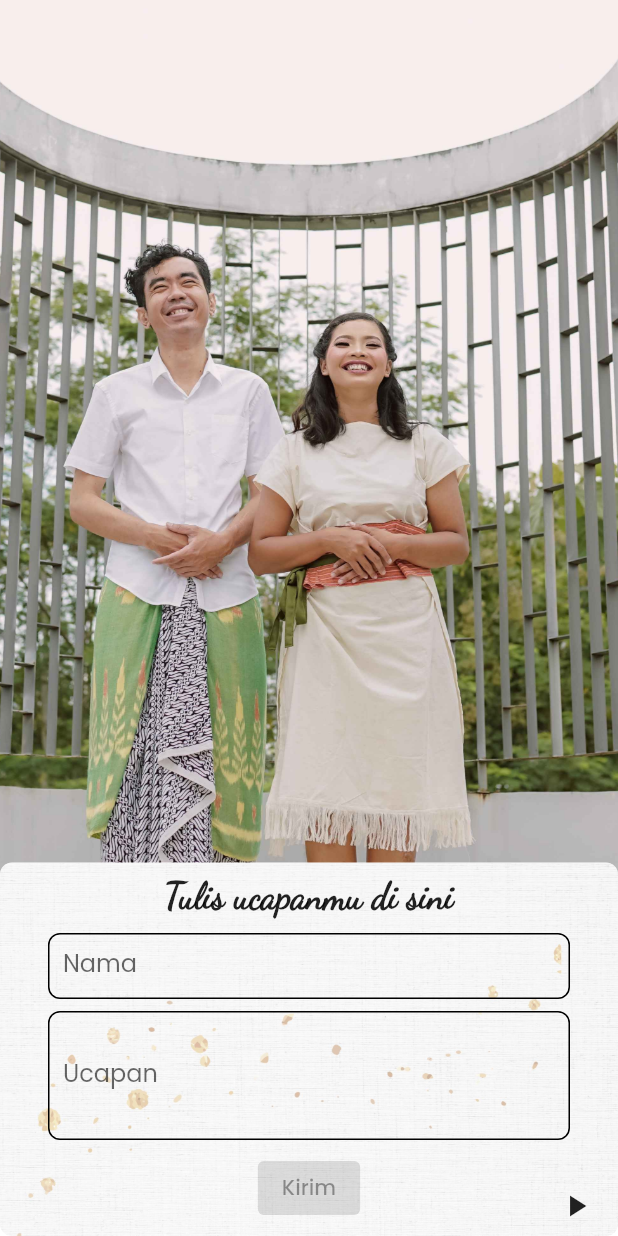
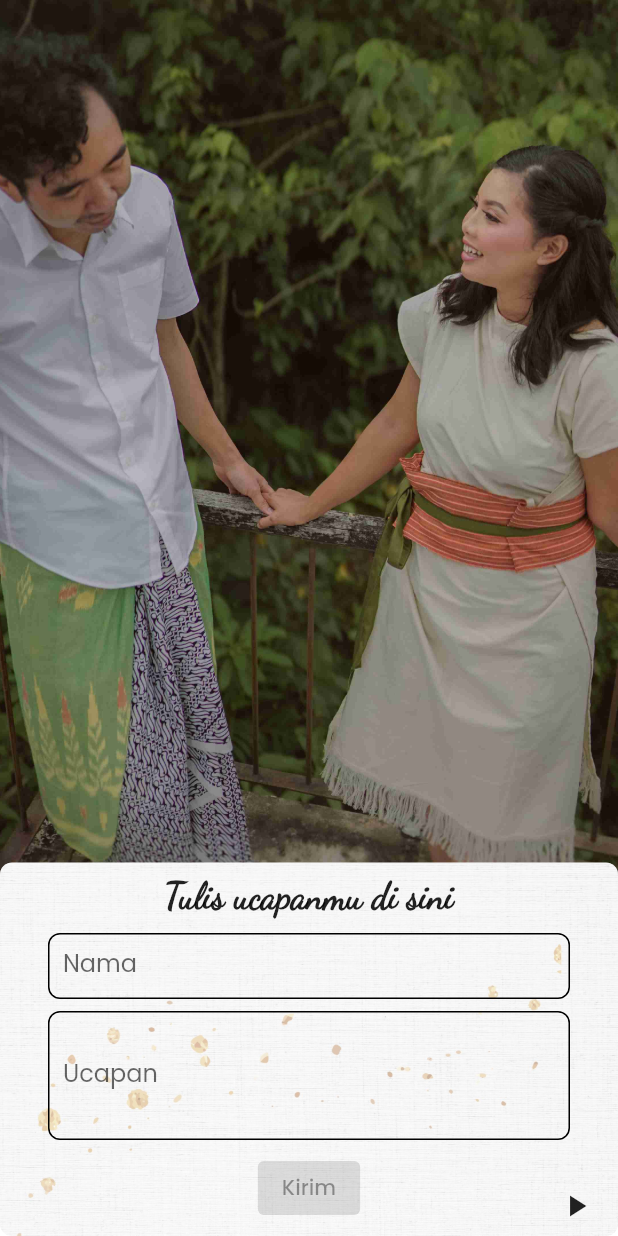
Before and after one commit to smartoryu/wedding-invitation, a Flutter app: the UcapanScreen screen opened directly with empty values, on a phone screen of 412 x 824 dp. Run offline on Flutter 3.47's test engine with Material 2 defaults, Android fonts, the phone set to English and light mode, and no system bars; our stand-ins replace cloud_firestore, firebase_core, flutter_modular, just_audio, unicons; missing offline and left inert: spring; accounts and stored records are empty.

Commit message:
FEAT: database to store greetings

```diff
--- /dev/null
+++ b/lib/src/screens/ucapan/__model.dart
@@ -0,0 +1,31 @@
+class UcapanModel {
+  final String uid;
+  final String name;
+  final String message;
+  final String createdAt;
+
+  UcapanModel({
+    required this.uid,
+    required this.name,
+    required this.message,
+    required this.createdAt,
+  });
+
+  factory UcapanModel.fromJson(Map<String, dynamic> json) {
+    return UcapanModel(
+      uid: json["uid"],
+      name: json["name"],
+      message: json["message"],
+      createdAt: json["createdAt"],
+    );
+  }
+
+  Map<String, dynamic> toJson() {
+    return {
+      'uid': uid,
+      'name': name,
+      'message': message,
+      'createdAt': createdAt,
+    };
+  }
+}
--- /dev/null
+++ b/lib/src/screens/ucapan/_background.dart
@@ -0,0 +1,25 @@
+import 'package:wedding_invitation/src/views.dart';
+
+class UcapanBackground extends StatelessWidget {
+  const UcapanBackground({
+    Key? key,
+    required this.bgWidth,
+    required this.height,
+  }) : super(key: key);
+
+  final double bgWidth;
+  final double height;
+
+  @override
+  Widget build(BuildContext context) {
+    return Positioned(
+      bottom: 150,
+      child: Image.asset(
+        'assets/img/img-bg-gallery-5.jpg',
+        width: bgWidth,
+        height: height,
+        fit: BoxFit.cover,
+      ),
+    );
+  }
+}
--- /dev/null
+++ b/lib/src/screens/ucapan/_input.dart
@@ -0,0 +1,83 @@
+import 'package:wedding_invitation/src/views.dart';
+
+class UcapanInput extends StatelessWidget {
+  const UcapanInput({
+    Key? key,
+    required this.conName,
+    required this.conMessage,
+    this.onSend,
+  }) : super(key: key);
+
+  final TextEditingController? conName;
+  final TextEditingController? conMessage;
+  final void Function()? onSend;
+
+  @override
+  Widget build(BuildContext context) {
+    return Container(
+      padding: const EdgeInsets.fromLTRB(32, 8, 32, 8),
+      decoration: BoxDecoration(
+        color: Colors.white,
+        borderRadius: BorderRadius.circular(8),
+        image: DecorationImage(
+          image: const AssetImage('assets/img/logo-bg-with-spark.jpg'),
+          fit: BoxFit.cover,
+          colorFilter: ColorFilter.mode(
+            Colors.white.withOpacity(0.5),
+            BlendMode.dstATop,
+          ),
+        ),
+      ),
+      child: Column(
+        children: [
+          const Text(
+            "Tulis ucapanmu di sini",
+            style: TextStyle(
+              fontSize: 24,
+              fontWeight: FontWeight.bold,
+              fontFamily: "DancingScript",
+            ),
+          ),
+          const SizedBox(height: 10),
+          TextFormField(
+            decoration: InputDecoration(
+              contentPadding: const EdgeInsets.all(10),
+              enabledBorder: OutlineInputBorder(
+                borderRadius: BorderRadius.circular(8),
+                borderSide: const BorderSide(),
+              ),
+              isDense: true,
+              labelText: 'Nama',
+              hintText: "Isikan Nama Anda",
+            ),
+            controller: conName,
+          ),
+          const SizedBox(height: 8),
+          TextFormField(
+            minLines: 3,
+            maxLines: 3,
+            textAlignVertical: TextAlignVertical.top,
+            decoration: InputDecoration(
+              contentPadding: const EdgeInsets.all(10),
+              enabledBorder: OutlineInputBorder(
+                borderRadius: BorderRadius.circular(8),
+                borderSide: const BorderSide(),
+              ),
+              isDense: true,
+              labelText: 'Ucapan',
+              hintText: "Isikan Ucapan Anda",
+            ),
+            controller: conMessage,
+          ),
+          const SizedBox(height: 8),
+          ElevatedButton(
+            onPressed: onSend,
+            child: const Text("Kirim"),
+          )
+        ],
+      ),
+    );
+  }
+}
+
+// assets/img/img-side-by-side.jpg
--- a/lib/src/screens/ucapan/ucapan.dart
+++ b/lib/src/screens/ucapan/ucapan.dart
@@ -1,9 +1,16 @@
 // ignore_for_file: unnecessary_const, prefer_const_constructors, prefer_const_literals_to_create_immutables
 
+import 'dart:convert';
+
+import 'package:cloud_firestore/cloud_firestore.dart';
 import 'package:flutter/material.dart';
 import 'package:flutter/painting.dart';
 import 'package:wedding_invitation/src/screens/components/audio_toggle.dart';
 import 'package:wedding_invitation/src/views.dart';
+
+import '__model.dart';
+import '_background.dart';
+import '_input.dart';
 
 class UcapanScreen extends StatelessWidget {
   const UcapanScreen({
@@ -30,6 +37,7 @@ class UcapanScreen extends StatelessWidget {
     double width = MediaQuery.of(context).size.width;
     double height = MediaQuery.of(context).size.height;
     double bgWidth = width > 480 ? 480 : width;
+    // width: width > 480 ? 480 - 64 : width,
 
     return GestureDetector(
       onTap: () => FocusScope.of(context).unfocus(),
@@ -39,17 +47,7 @@ class UcapanScreen extends StatelessWidget {
           backgroundColor: Colors.transparent,
           body: Stack(
             children: [
-              Positioned(
-                bottom: 150,
-                child: Image.asset(
-                  'assets/img/img-side-by-side.jpg',
-                  width: bgWidth,
-                  height: height,
-                  fit: BoxFit.cover,
-                ),
-              ),
-
-              //
+              UcapanBackground(bgWidth: bgWidth, height: height),
 
               Container(
                 constraints: const BoxConstraints(maxWidth: 480),
@@ -60,116 +58,17 @@ class UcapanScreen extends StatelessWidget {
                     Expanded(
                       child: Padding(
                         padding: const EdgeInsets.fromLTRB(32, 0, 32, 0),
-                        child: ListView.builder(
-                          physics: BouncingScrollPhysics(),
-                          padding: const EdgeInsets.fromLTRB(0, 24, 0, 24),
-                          reverse: true,
-                          itemCount: ucapan?.length ?? 0,
-                          itemBuilder: (context, index) {
-                            var item = ucapan?[index];
-
-                            return Padding(
-                              padding: const EdgeInsets.only(top: 8.0),
-                              child: Container(
-                                padding: const EdgeInsets.fromLTRB(8, 4, 8, 4),
-                                width: width > 480 ? 480 - 64 : width,
-                                decoration: BoxDecoration(
-                                  color: Colors.blueGrey.withOpacity(0.75),
-                                  borderRadius: BorderRadius.circular(8),
-                                ),
-                                child: Column(
-                                  crossAxisAlignment: CrossAxisAlignment.start,
-                                  children: [
-                                    Text(
-                                      item?[0] ?? "",
-                                      style: TextStyle(
-                                        color: Colors.white,
-                                        fontWeight: FontWeight.bold,
-                                      ),
-                                    ),
-                                    Text(
-                                      item?[1] ?? "",
-                                      style: TextStyle(
-                                        color: Colors.white,
-                                      ),
-                                    ),
-                                  ],
-                                ),
-                              ),
-                            );
-                          },
-                        ),
+                        child: greetingList(bgWidth),
                       ),
                     ),
-                    Container(
-                      padding: const EdgeInsets.fromLTRB(32, 8, 32, 8),
-                      decoration: BoxDecoration(
-                        color: Colors.white,
-                        borderRadius: BorderRadius.circular(8),
-                        image: DecorationImage(
-                          image:
-                              AssetImage('assets/img/logo-bg-with-spark.jpg'),
-                          fit: BoxFit.cover,
-                          colorFilter: ColorFilter.mode(
-                            Colors.white.withOpacity(0.5),
-                            BlendMode.dstATop,
-                          ),
-                        ),
-                      ),
-                      child: Column(
-                        children: [
-                          Text(
-                            "Tulis ucapanmu di sini",
-                            style: TextStyle(
-                              fontSize: 24,
-                              fontWeight: FontWeight.bold,
-                              fontFamily: "DancingScript",
-                            ),
-                          ),
-                          const SizedBox(height: 10),
-                          TextFormField(
-                            decoration: InputDecoration(
-                              contentPadding: EdgeInsets.all(10),
-                              enabledBorder: OutlineInputBorder(
-                                borderRadius: BorderRadius.circular(8),
-                                borderSide: BorderSide(),
-                              ),
-                              isDense: true,
-                              labelText: 'Nama',
-                              hintText: "Isikan Nama Anda",
-                            ),
-                            controller: conName,
-                          ),
-                          const SizedBox(height: 8),
-                          TextFormField(
-                            minLines: 3,
-                            maxLines: 3,
-                            textAlignVertical: TextAlignVertical.top,
-                            decoration: InputDecoration(
-                              contentPadding: EdgeInsets.all(10),
-                              enabledBorder: OutlineInputBorder(
-                                borderRadius: BorderRadius.circular(8),
-                                borderSide: BorderSide(),
-                              ),
-                              isDense: true,
-                              labelText: 'Ucapan',
-                              hintText: "Isikan Ucapan Anda",
-                            ),
-                            controller: conMessage,
-                          ),
-                          const SizedBox(height: 8),
-                          ElevatedButton(
-                            onPressed: onSend,
-                            child: Text("Kirim"),
-                          )
-                        ],
-                      ),
+                    UcapanInput(
+                      conName: conName,
+                      conMessage: conMessage,
+                      onSend: onSend,
                     ),
                   ],
                 ),
               ),
-
-              //
 
               // AUDIO TOGGLE
               AudioToggle(
@@ -184,6 +83,71 @@ class UcapanScreen extends StatelessWidget {
       ),
     );
   }
+
+  StreamBuilder<QuerySnapshot<Object?>> greetingList(double width) {
+    return StreamBuilder<QuerySnapshot<Object?>>(
+      stream: DatabaseService().greetings.fetch,
+      builder: (context, snapshot) {
+        if (snapshot.hasError) {
+          debugPrint(snapshot.error.toString());
+          return const Text("Network Error");
+        }
+
+        if (snapshot.hasData) {
+          List<UcapanModel> data = [];
+          for (var e in snapshot.data!.docs) {
+            var json = e.data();
+            var item = UcapanModel.fromJson(jsonDecode(jsonEncode(json)));
+            data.insert(0, item);
+          }
+
+          debugPrint("$data");
+
+          return ListView.separated(
+              reverse: true,
+              physics: BouncingScrollPhysics(),
+              padding: const EdgeInsets.fromLTRB(0, 24, 0, 24),
+              separatorBuilder: (_, __) => const SizedBox(height: 16),
+              itemCount: data.length,
+              itemBuilder: (context, index) {
+                var item = data[index];
+
+                return Padding(
+                  padding: const EdgeInsets.only(top: 8),
+                  child: Container(
+                    width: width,
+                    padding: const EdgeInsets.fromLTRB(8, 4, 8, 4),
+                    decoration: BoxDecoration(
+                      color: Colors.blueGrey.withOpacity(0.75),
+                      borderRadius: BorderRadius.circular(8),
+                    ),
+                    child: Column(
+                      crossAxisAlignment: CrossAxisAlignment.start,
+                      children: [
+                        Text(
+                          item.name,
+                          style: TextStyle(
+                            color: Colors.white,
+                            fontWeight: FontWeight.bold,
+                          ),
+                        ),
+                        Text(
+                          item.message,
+                          style: TextStyle(
+                            color: Colors.white,
+                          ),
+                        ),
+                      ],
+                    ),
+                  ),
+                );
+              });
+        }
+
+        return const Center(
+          child: CircularProgressIndicator(),
+        );
+      },
+    );
+  }
 }
-
-// assets/img/img-side-by-side.jpg
--- /dev/null
+++ b/lib/src/utils/_index.dart
@@ -0,0 +1,9 @@
+import 'greetings_collection.dart';
+
+class DatabaseService {
+  DatabaseService();
+
+  GreetingsCollection get greetings {
+    return GreetingsCollection();
+  }
+}
--- a/lib/src/views.dart
+++ b/lib/src/views.dart
@@ -10,3 +10,5 @@ export 'screens/info_mempelai/info_mempelai.dart';
 export 'screens/jadwal/jadwal.dart';
 export 'screens/penutup/penutup.dart';
 export 'screens/quote/quote.dart';
+
+export "utils/_index.dart";
--- a/pubspec.yaml
+++ b/pubspec.yaml
@@ -39,6 +39,8 @@ dependencies:
   url_strategy: ^0.2.0
   flutter_modular: ^4.2.0
   url_launcher: ^6.0.17
+  firebase_core: ^1.10.5
+  cloud_firestore: ^3.1.4
 
 dev_dependencies:
   flutter_test:
```
Also changed, not shown: lib/main.dart (+13 -1 lines), lib/src/screens/_home.dart (+6 -5 lines), lib/src/utils/greetings_collection.dart (added, +28 -0 lines), assets/img/img-bg-gallery-1.jpg (renamed from assets/img/img_bg-gallery_1.jpg), assets/img/img-bg-gallery-2.jpg (renamed from assets/img/img_bg-gallery_2.jpg), assets/img/img-bg-gallery-3.jpg (renamed from assets/img/img_bg-gallery_3.jpg), assets/img/img-bg-gallery-4.jpg (renamed from assets/img/img_bg-gallery_4.jpg), assets/img/img-bg-gallery-5.jpg (renamed from assets/img/img_bg-gallery_5.jpg), pubspec.lock, 1 other file.
